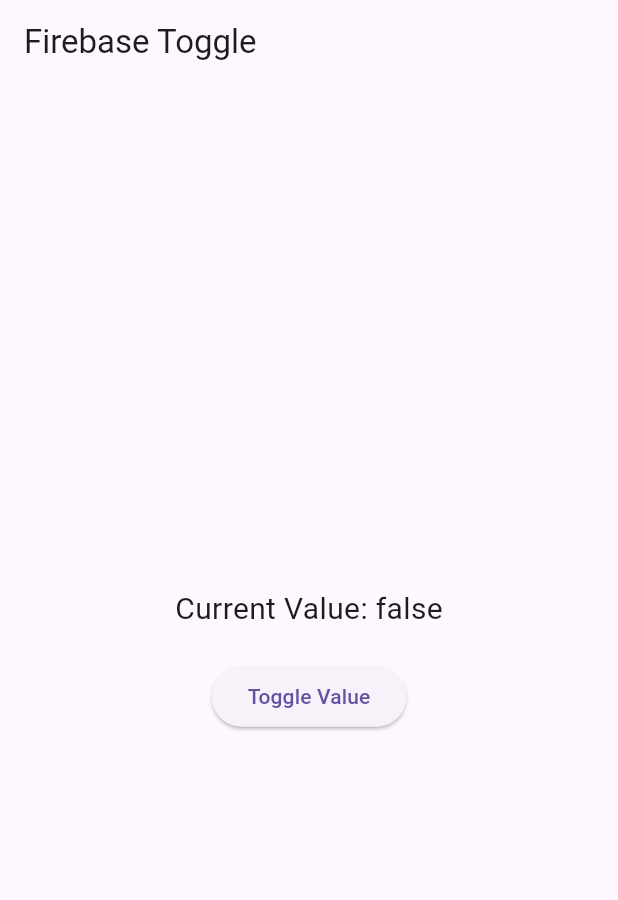
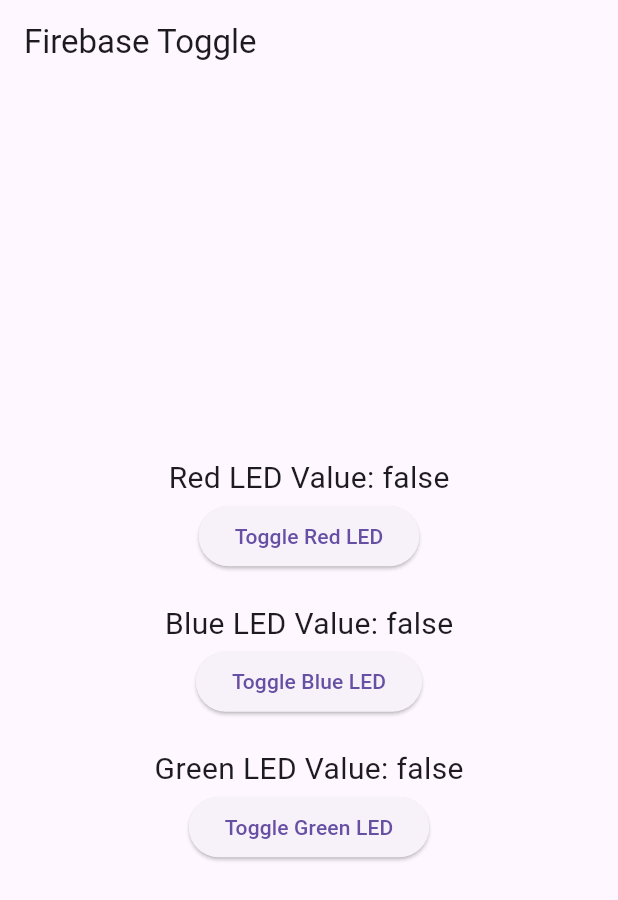
Before and after one commit to goktu-o/evguvenliksistemi, a Flutter app: the screen it shows after launch, on a phone screen of 412 x 824 dp. Shown: the top 900 px of the screen. Run offline on Flutter 3.47's test engine with Material 3 defaults, Android fonts, the phone set to English and light mode, and no system bars; our stand-ins replace firebase_core, firebase_database; accounts and stored records are empty.

Commit message:
Yeni butonlar eklendi, butonlar istendiği şekilde LED'leri yakıp söndürüyor. Ancak LED'lerin durumu farklı yolla değiştiğinde (manuel açma kapama) buton değerleri güncellenmiyor.

```diff
--- a/lib/main.dart
+++ b/lib/main.dart
@@ -26,40 +26,75 @@ class ToggleValuePage extends StatefulWidget {
 }
 
 class _ToggleValuePageState extends State<ToggleValuePage> {
-  // Firebase Realtime Database referansı
-  final DatabaseReference _dbRef = FirebaseDatabase.instance.ref('/led');
+  // Firebase Realtime Database references
+  final DatabaseReference _redLedRef =
+      FirebaseDatabase.instance.ref('/red_led');
+  final DatabaseReference _blueLedRef =
+      FirebaseDatabase.instance.ref('/blue_led');
+  final DatabaseReference _greenLedRef =
+      FirebaseDatabase.instance.ref('/green_led');
 
-  bool _currentValue = false;
+  bool _redLedValue = false;
+  bool _blueLedValue = false;
+  bool _greenLedValue = false;
   bool _isLoading = true;
 
   @override
   void initState() {
     super.initState();
-    _fetchCurrentValue();
+    _fetchCurrentValues();
   }
 
-  Future<void> _fetchCurrentValue() async {
+  Future<void> _fetchCurrentValues() async {
     try {
-      final DataSnapshot snapshot = await _dbRef.get();
+      final redSnapshot = await _redLedRef.get();
+      final blueSnapshot = await _blueLedRef.get();
+      final greenSnapshot = await _greenLedRef.get();
+
       setState(() {
-        _currentValue = (snapshot.value as bool?) ?? false;
+        _redLedValue = (redSnapshot.value as bool?) ?? false;
+        _blueLedValue = (blueSnapshot.value as bool?) ?? false;
+        _greenLedValue = (greenSnapshot.value as bool?) ?? false;
         _isLoading = false;
       });
     } catch (error) {
-      print('Error fetching value: $error');
+      print('Error fetching values: $error');
       setState(() {
         _isLoading = false;
       });
     }
   }
 
-  Future<void> _toggleValue() async {
+  Future<void> _toggleRedLed() async {
+    await _toggleValue(_redLedRef, _redLedValue, (newValue) {
+      setState(() {
+        _redLedValue = newValue;
+      });
+    });
+  }
+
+  Future<void> _toggleBlueLed() async {
+    await _toggleValue(_blueLedRef, _blueLedValue, (newValue) {
+      setState(() {
+        _blueLedValue = newValue;
+      });
+    });
+  }
+
+  Future<void> _toggleGreenLed() async {
+    await _toggleValue(_greenLedRef, _greenLedValue, (newValue) {
+      setState(() {
+        _greenLedValue = newValue;
+      });
+    });
+  }
+
+  Future<void> _toggleValue(DatabaseReference dbRef, bool currentValue,
+      Function(bool) onSuccess) async {
     try {
-      final newValue = !_currentValue;
-      await _dbRef.set(newValue);
-      setState(() {
-        _currentValue = newValue;
-      });
+      final newValue = !currentValue;
+      await dbRef.set(newValue);
+      onSuccess(newValue);
     } catch (error) {
       print('Error toggling value: $error');
       ScaffoldMessenger.of(context).showSnackBar(
@@ -81,13 +116,30 @@ class _ToggleValuePageState extends State<ToggleValuePage> {
                 mainAxisAlignment: MainAxisAlignment.center,
                 children: [
                   Text(
-                    'Current Value: $_currentValue',
+                    'Red LED Value: $_redLedValue',
                     style: TextStyle(fontSize: 20),
                   ),
+                  ElevatedButton(
+                    onPressed: _toggleRedLed,
+                    child: Text('Toggle Red LED'),
+                  ),
                   SizedBox(height: 20),
+                  Text(
+                    'Blue LED Value: $_blueLedValue',
+                    style: TextStyle(fontSize: 20),
+                  ),
                   ElevatedButton(
-                    onPressed: _toggleValue,
-                    child: Text('Toggle Value'),
+                    onPressed: _toggleBlueLed,
+                    child: Text('Toggle Blue LED'),
+                  ),
+                  SizedBox(height: 20),
+                  Text(
+                    'Green LED Value: $_greenLedValue',
+                    style: TextStyle(fontSize: 20),
+                  ),
+                  ElevatedButton(
+                    onPressed: _toggleGreenLed,
+                    child: Text('Toggle Green LED'),
                   ),
                 ],
               ),
```
